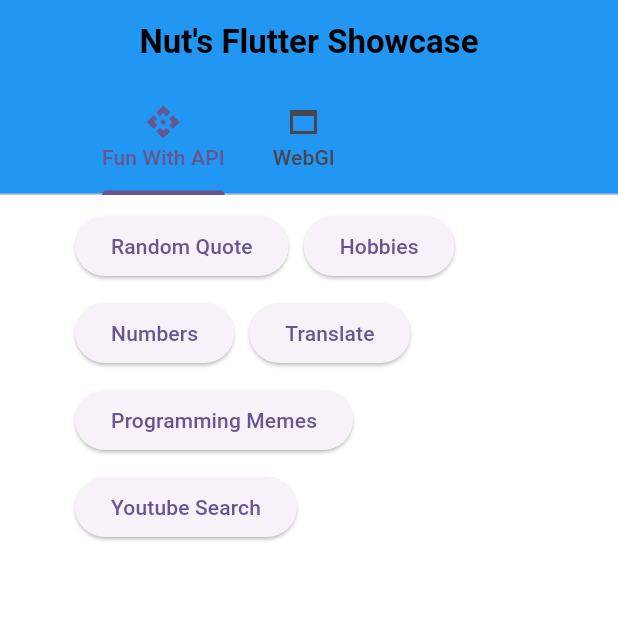
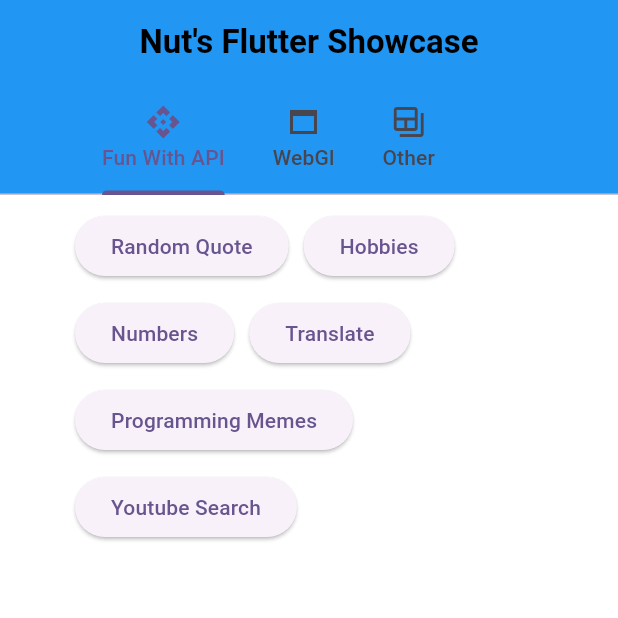
Before and after one commit to nutversion1/nut_flutter_showcase, a Flutter app: the screen it shows after launch, on a phone screen of 412 x 824 dp, the top half of it. Run offline on Flutter 3.47's test engine with Material 3 defaults, Android fonts, the phone set to English and light mode, and no system bars; our stand-ins replace youtube_player_flutter; missing offline and left inert: text_link.

Commit message:
Create Test Screen

```diff
--- a/lib/home_screen.dart
+++ b/lib/home_screen.dart
@@ -1,11 +1,12 @@
 import 'package:flutter/material.dart';
-import 'package:nut_flutter_showcase/fun_with_api/youtube_search/youtube_search_screen.dart';
 
-import 'fun_with_api/programming_memes/programming_memes_screen.dart';
-import 'fun_with_api/random_quote/random_quote_screen.dart';
-import 'fun_with_api/hobbies/hobbies_screen.dart';
-import 'fun_with_api/numbers/numbers_screen.dart';
-import 'fun_with_api/translate/translate_screen.dart';
+import 'showcase/fun_with_api/hobbies/hobbies_screen.dart';
+import 'showcase/fun_with_api/numbers/numbers_screen.dart';
+import 'showcase/fun_with_api/programming_memes/programming_memes_screen.dart';
+import 'showcase/fun_with_api/random_quote/random_quote_screen.dart';
+import 'showcase/fun_with_api/translate/translate_screen.dart';
+import 'showcase/fun_with_api/youtube_search/youtube_search_screen.dart';
+import 'showcase/other/test/test_screen.dart';
 
 class HomeScreen extends StatelessWidget {
   const HomeScreen({super.key});
@@ -13,7 +14,7 @@ class HomeScreen extends StatelessWidget {
   @override
   Widget build(BuildContext context) {
     return DefaultTabController(
-      length: 2,
+      length: 3,
       child: Scaffold(
         appBar: AppBar(
           title: const Text(
@@ -31,6 +32,7 @@ class HomeScreen extends StatelessWidget {
             tabs: [
               Tab(icon: Icon(Icons.api), text: 'Fun With API'),
               Tab(icon: Icon(Icons.web_asset_sharp), text: 'WebGl'),
+              Tab(icon: Icon(Icons.backup_table), text: 'Other'),
             ],
           ),
         ),
@@ -38,6 +40,7 @@ class HomeScreen extends StatelessWidget {
           children: [
             _buildFunWithApiContent(context),
             _buildWebglContent(context),
+            _buildOtherContent(context),
           ],
         ),
       ),
@@ -110,6 +113,27 @@ class HomeScreen extends StatelessWidget {
     );
   }
 
+  Widget _buildOtherContent(BuildContext context) {
+    return Container(
+      color: Colors.white,
+      child: Padding(
+        padding: const EdgeInsets.fromLTRB(50, 10, 50, 10),
+        child: ListView(
+          children: [
+            _buildMenuButtons(
+              buttons: [
+                _buildMenuButton(
+                  context,
+                  buttonName: 'Test',
+                ),
+              ],
+            ),
+          ],
+        ),
+      ),
+    );
+  }
+
   Widget _buildMenuHeader({
     required String name,
   }) {
@@ -172,6 +196,10 @@ class HomeScreen extends StatelessWidget {
         Navigator.of(context).push(MaterialPageRoute(
             builder: (context) => const YoutubeSearchScreen()));
         break;
+      case 'Test':
+        Navigator.of(context)
+            .push(MaterialPageRoute(builder: (context) => const TestScreen()));
+        break;
     }
   }
 }
--- a/lib/fun_with_api/youtube_search/youtube_search_detail_screen.dart
+++ b/lib/showcase/fun_with_api/youtube_search/youtube_search_detail_screen.dart
@@ -1,7 +1,8 @@
 import 'package:flutter/material.dart';
-import 'package:nut_flutter_showcase/fun_with_api/youtube_search/youtube_search.dart';
 import 'package:text_link/text_link.dart';
 import 'package:youtube_player_flutter/youtube_player_flutter.dart';
+
+import 'youtube_search.dart';
 
 class YoutubeSearchDetailScreen extends StatelessWidget {
   final YoutubeSearch youtubeSearch;
--- a/lib/widgets/youtube_search_widget.dart
+++ b/lib/widgets/youtube_search_widget.dart
@@ -1,6 +1,5 @@
 import 'package:flutter/material.dart';
-
-import '../fun_with_api/youtube_search/youtube_search.dart';
+import 'package:nut_flutter_showcase/showcase/fun_with_api/youtube_search/youtube_search.dart';
 
 class YoutubeSearchWidget extends StatelessWidget {
   final List<YoutubeSearch> youtubeSearches;
--- a/pubspec.yaml
+++ b/pubspec.yaml
@@ -38,6 +38,7 @@ dependencies:
   http: ^1.2.2
   text_link: ^1.0.0
   youtube_player_flutter: ^9.1.1
+  flutter_bloc: ^8.1.6
 
 dev_dependencies:
   flutter_test:
```
Also changed, not shown: lib/showcase/fun_with_api/youtube_search/youtube_search_screen.dart (renamed from lib/fun_with_api/youtube_search/youtube_search_screen.dart, +3 -4 lines), lib/showcase/fun_with_api/hobbies/hobbies_screen.dart (renamed from lib/fun_with_api/hobbies/hobbies_screen.dart), lib/showcase/fun_with_api/hobbies/hobby.dart (renamed from lib/fun_with_api/hobbies/hobby.dart), lib/showcase/fun_with_api/hobbies/hobby_category.dart (renamed from lib/fun_with_api/hobbies/hobby_category.dart), lib/showcase/fun_with_api/numbers/number.dart (renamed from lib/fun_with_api/numbers/number.dart), lib/showcase/fun_with_api/numbers/number_category.dart (renamed from lib/fun_with_api/numbers/number_category.dart), lib/showcase/fun_with_api/numbers/numbers_screen.dart (renamed from lib/fun_with_api/numbers/numbers_screen.dart), lib/showcase/fun_with_api/programming_memes/meme.dart (renamed from lib/fun_with_api/programming_memes/meme.dart), lib/showcase/fun_with_api/programming_memes/programming_memes_screen.dart (renamed from lib/fun_with_api/programming_memes/programming_memes_screen.dart), lib/showcase/fun_with_api/random_quote/quote.dart (renamed from lib/fun_with_api/random_quote/quote.dart), lib/showcase/fun_with_api/random_quote/random_quote_screen.dart (renamed from lib/fun_with_api/random_quote/random_quote_screen.dart), lib/showcase/fun_with_api/translate/translate_screen.dart (renamed from lib/fun_with_api/translate/translate_screen.dart), lib/showcase/fun_with_api/youtube_search/youtube_search.dart (renamed from lib/fun_with_api/youtube_search/youtube_search.dart), pubspec.lock, 1 other file.
